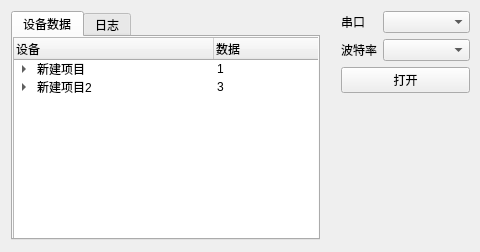
cairijun/iotbox, file iotboxwidget.ui: the form before one commit.
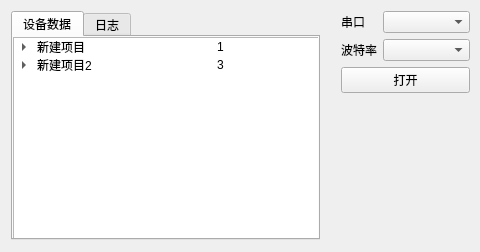
The form after the commit. The open tabs and pages were chosen to show the change.

Patch:
```diff
--- a/iotboxwidget.ui
+++ b/iotboxwidget.ui
@@ -42,7 +42,7 @@
          </rect>
         </property>
         <attribute name="headerVisible">
-         <bool>true</bool>
+         <bool>false</bool>
         </attribute>
         <attribute name="headerCascadingSectionResizes">
          <bool>false</bool>
```
Left out of the diff: 2 changed lines with no effect on the pictures.
